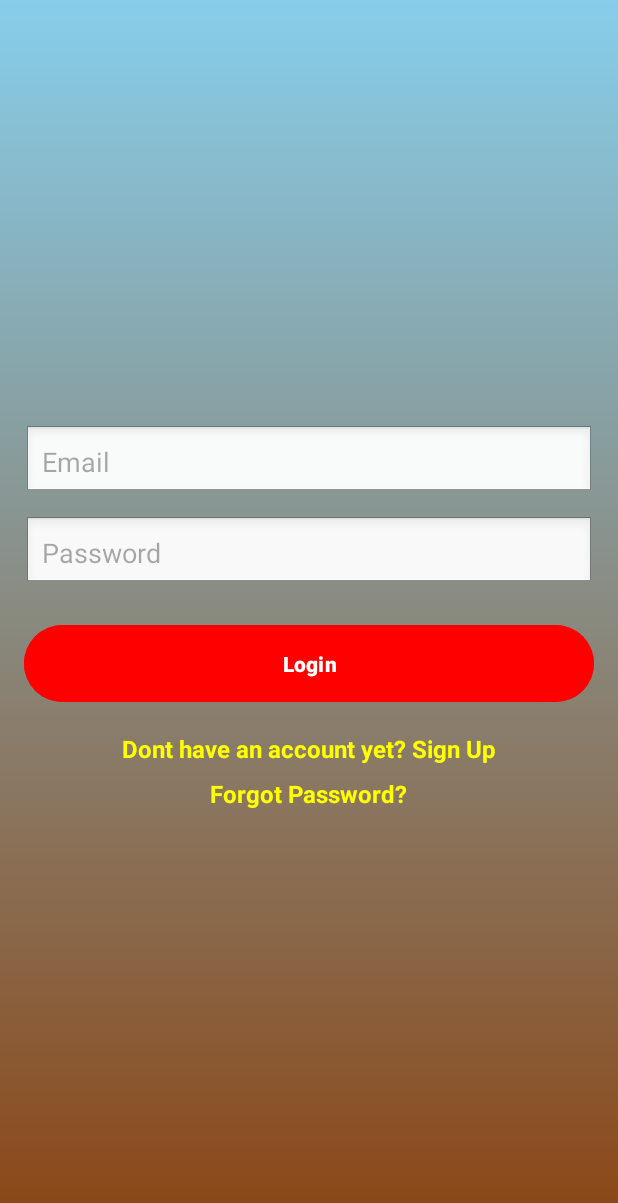
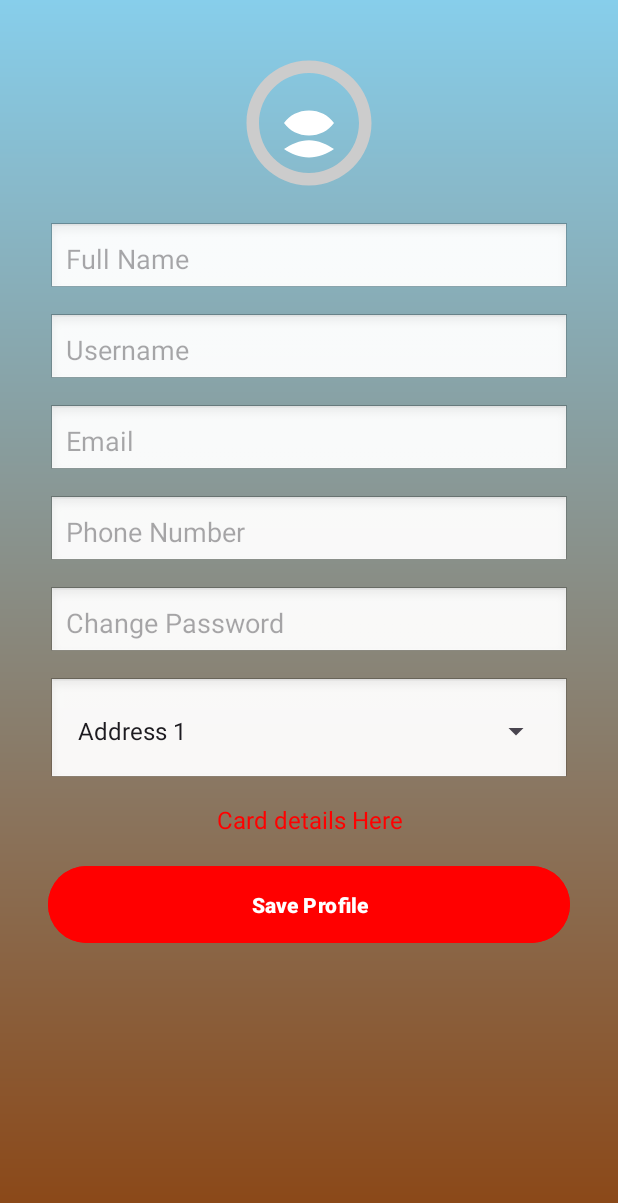
Before and after one commit to mgg7934/reduce_food_wastage_app, an Android app: the screen it shows after launch (LoginActivity before the commit, ProfileActivity after it), on a phone screen of 412 x 824 dp. Shown: the top 1203 px of the screen. Run offline under Robolectric (Android 15) with nearby library versions, the phone set to English and light mode, and no system bars.

Commit message:
added profile, fixed payment - added pay success dialog,fixed colours

```diff
--- /dev/null
+++ b/app/src/main/java/com/example/reduce_food_wastage_app/ProfileActivity.java
@@ -0,0 +1,70 @@
+package com.example.reduce_food_wastage_app;
+
+import android.content.Intent;
+import android.os.Bundle;
+import android.text.TextUtils;
+import android.view.View;
+import android.widget.ArrayAdapter;
+import android.widget.Button;
+import android.widget.EditText;
+import android.widget.ImageView;
+import android.widget.Spinner;
+import android.widget.TextView;
+import android.widget.Toast;
+import androidx.appcompat.app.AppCompatActivity;
+
+public class ProfileActivity extends AppCompatActivity {
+
+    private ImageView profilePicture;
+    private EditText fullNameInput, usernameInput, emailInput, phoneNumberInput, passwordInput;
+    private Spinner addressDropdown;
+    private TextView managePaymentText;
+    private Button saveProfileButton;
+
+    @Override
+    protected void onCreate(Bundle savedInstanceState) {
+        super.onCreate(savedInstanceState);
+        setContentView(R.layout.activity_profile);
+
+        // Initialize UI components
+        profilePicture = findViewById(R.id.profilePicture);
+        fullNameInput = findViewById(R.id.fullNameInput);
+        usernameInput = findViewById(R.id.usernameInput);
+        emailInput = findViewById(R.id.emailInput);
+        phoneNumberInput = findViewById(R.id.phoneNumberInput);
+        passwordInput = findViewById(R.id.passwordInput);
+        addressDropdown = findViewById(R.id.addressDropdown);
+        managePaymentText = findViewById(R.id.managePaymentText);
+        saveProfileButton = findViewById(R.id.saveProfileButton);
+
+        // Populate address dropdown (Spinner)
+        // This could be populated from a database or other data source
+        String[] addresses = {"Address 1", "Address 2", "Address 3"};
+        ArrayAdapter<String> addressAdapter = new ArrayAdapter<>(this, android.R.layout.simple_spinner_dropdown_item, addresses);
+        addressDropdown.setAdapter(addressAdapter);
+
+        // Save Profile button click listener
+        saveProfileButton.setOnClickListener(new View.OnClickListener() {
+            @Override
+            public void onClick(View v) {
+                if (validateInputs()) {
+                    // Save profile logic here
+                    Toast.makeText(ProfileActivity.this, "Profile Saved", Toast.LENGTH_SHORT).show();
+                } else {
+                    Toast.makeText(ProfileActivity.this, "Please fill in all required fields", Toast.LENGTH_SHORT).show();
+                }
+            }
+        });
+    }
+
+    // Method to validate the input fields
+    private boolean validateInputs() {
+        if (TextUtils.isEmpty(fullNameInput.getText().toString()) ||
+                TextUtils.isEmpty(usernameInput.getText().toString()) ||
+                TextUtils.isEmpty(phoneNumberInput.getText().toString()) ||
+                TextUtils.isEmpty(emailInput.getText().toString())) {
+            return false;
+        }
+        return true;
+    }
+}
--- a/app/src/main/res/drawable/ic_arrow_right.xml
+++ b/app/src/main/res/drawable/ic_arrow_right.xml
@@ -1,11 +1,11 @@
 <?xml version="1.0" encoding="utf-8"?>
 <vector xmlns:android="http://schemas.android.com/apk/res/android"
-    android:width="24dp"
-    android:height="24dp"
+    android:width="31dp"
+    android:height="30dp"
     android:viewportWidth="24"
     android:viewportHeight="24">
 
     <path
-        android:fillColor="#000000"
+        android:fillColor="@color/white"
     android:pathData="M8.59,16.34L13.17,12L8.59,7.66L10,6.25L16,12L10,17.75L8.59,16.34Z" />
 </vector>
--- /dev/null
+++ b/app/src/main/res/drawable/ic_profile_placeholder.xml
@@ -0,0 +1,17 @@
+<?xml version="1.0" encoding="utf-8"?>
+<vector xmlns:android="http://schemas.android.com/apk/res/android"
+    android:width="100dp"
+    android:height="100dp"
+    android:viewportWidth="24"
+    android:viewportHeight="24">
+
+    <!-- Outer Circle (representing the head) -->
+    <path
+        android:fillColor="#CCCCCC"
+    android:pathData="M12,2C6.48,2 2,6.48 2,12C2,17.52 6.48,22 12,22C17.52,22 22,17.52 22,12C22,6.48 17.52,2 12,2ZM12,20C7.59,20 4,16.41 4,12C4,7.59 7.59,4 12,4C16.41,4 20,7.59 20,12C20,16.41 16.41,20 12,20Z" />
+
+    <!-- Inner Circle (representing the body) -->
+    <path
+        android:fillColor="#FFFFFF"
+    android:pathData="M12,14C10.34,14 8.91,13.26 8,12C8.91,10.74 10.34,10 12,10C13.66,10 15.09,10.74 16,12C15.09,13.26 13.66,14 12,14ZM12,12.8C11.22,12.8 10.59,12.17 10.59,11.39C10.59,10.61 11.22,10 12,10C12.78,10 13.41,10.61 13.41,11.39C13.41,12.17 12.78,12.8 12,12.8ZM12,14.75C13.48,14.75 14.94,15.42 16,16.17C14.94,16.92 13.48,17.5 12,17.5C10.52,17.5 9.06,16.92 8,16.17C9.06,15.42 10.52,14.75 12,14.75Z" />
+</vector>
--- /dev/null
+++ b/app/src/main/res/layout/activity_profile.xml
@@ -0,0 +1,130 @@
+<?xml version="1.0" encoding="utf-8"?>
+<ScrollView xmlns:android="http://schemas.android.com/apk/res/android"
+    android:layout_width="match_parent"
+    android:layout_height="match_parent"
+    android:background="@drawable/gradient_background"
+    android:padding="16dp">
+
+    <LinearLayout
+        android:layout_width="match_parent"
+        android:layout_height="wrap_content"
+        android:orientation="vertical"
+        android:gravity="center"
+        android:padding="16dp">
+
+        <!-- Profile Picture (Optional) -->
+        <ImageView
+            android:id="@+id/profilePicture"
+            android:layout_width="100dp"
+            android:layout_height="100dp"
+            android:src="@drawable/ic_profile_placeholder"
+            android:layout_gravity="center"
+            android:layout_marginBottom="16dp"
+            android:contentDescription="Profile Picture"
+            android:background="?attr/selectableItemBackgroundBorderless"
+            android:clickable="true" />
+
+        <!-- Full Name -->
+        <EditText
+            android:id="@+id/fullNameInput"
+            android:layout_width="match_parent"
+            android:layout_height="wrap_content"
+            android:hint="Full Name"
+            android:inputType="textPersonName"
+            android:padding="12dp"
+            android:background="@android:drawable/edit_text"
+            android:layout_marginBottom="12dp"
+            android:textColor="#000000" />
+
+        <!-- Username -->
+        <EditText
+            android:id="@+id/usernameInput"
+            android:layout_width="match_parent"
+            android:layout_height="wrap_content"
+            android:hint="Username"
+            android:inputType="textPersonName"
+            android:padding="12dp"
+            android:background="@android:drawable/edit_text"
+            android:layout_marginBottom="12dp"
+            android:textColor="#000000" />
+
+        <!-- Email (Editable) -->
+        <EditText
+            android:id="@+id/emailInput"
+            android:layout_width="match_parent"
+            android:layout_height="wrap_content"
+            android:hint="Email"
+            android:inputType="textEmailAddress"
+            android:padding="12dp"
+            android:background="@android:drawable/edit_text"
+            android:textColor="#000000"
+            android:layout_marginBottom="12dp" />
+
+        <!-- Phone Number -->
+        <EditText
+            android:id="@+id/phoneNumberInput"
+            android:layout_width="match_parent"
+            android:layout_height="wrap_content"
+            android:hint="Phone Number"
+            android:inputType="phone"
+            android:padding="12dp"
+            android:background="@android:drawable/edit_text"
+            android:layout_marginBottom="12dp"
+            android:textColor="#000000" />
+
+        <!-- Change Password -->
+        <EditText
+            android:id="@+id/passwordInput"
+            android:layout_width="match_parent"
+            android:layout_height="wrap_content"
+            android:hint="Change Password"
+            android:inputType="textPassword"
+            android:padding="12dp"
+            android:background="@android:drawable/edit_text"
+            android:layout_marginBottom="12dp"
+            android:textColor="#000000" />
+
+        <!-- Address Dropdown -->
+        <LinearLayout
+            android:layout_width="match_parent"
+            android:layout_height="wrap_content"
+            android:orientation="horizontal"
+            android:gravity="center_vertical"
+            android:padding="12dp"
+            android:background="@android:drawable/edit_text"
+            android:layout_marginBottom="12dp">
+
+            <!-- Address Dropdown -->
+            <Spinner
+                android:id="@+id/addressDropdown"
+                android:layout_width="0dp"
+                android:layout_height="wrap_content"
+                android:layout_weight="1"
+                android:spinnerMode="dropdown" />
+
+        </LinearLayout>
+
+
+        <!-- Manage Payment TextView -->
+        <TextView
+            android:id="@+id/managePaymentText"
+            android:layout_width="match_parent"
+            android:layout_height="wrap_content"
+            android:text="Card details Here"
+            android:textColor="#FF0000"
+            android:textSize="16sp"
+            android:layout_marginBottom="16dp"
+            android:gravity="center" />
+
+        <!-- Save Profile Button -->
+        <Button
+            android:id="@+id/saveProfileButton"
+            android:layout_width="match_parent"
+            android:layout_height="wrap_content"
+            android:text="Save Profile"
+            android:textColor="#FFFFFF"
+            android:backgroundTint="#FF0000"
+            android:padding="16dp"
+            android:textStyle="bold" />
+    </LinearLayout>
+</ScrollView>
```
Also changed, not shown: app/src/main/AndroidManifest.xml (+11 -5 lines), app/src/main/java/com/example/reduce_food_wastage_app/PaymentActivity.java (+82 -10 lines), app/src/main/java/com/example/reduce_food_wastage_app/SettingsActivity.java (+29 -30 lines), app/src/main/res/drawable/ic_success.xml (added, +17 -0 lines), app/src/main/res/layout/activity_payment.xml (+30 -9 lines), app/src/main/res/layout/activity_settings.xml (+20 -16 lines), app/src/main/res/layout/payment_success_dialog.xml (added, +52 -0 lines).
